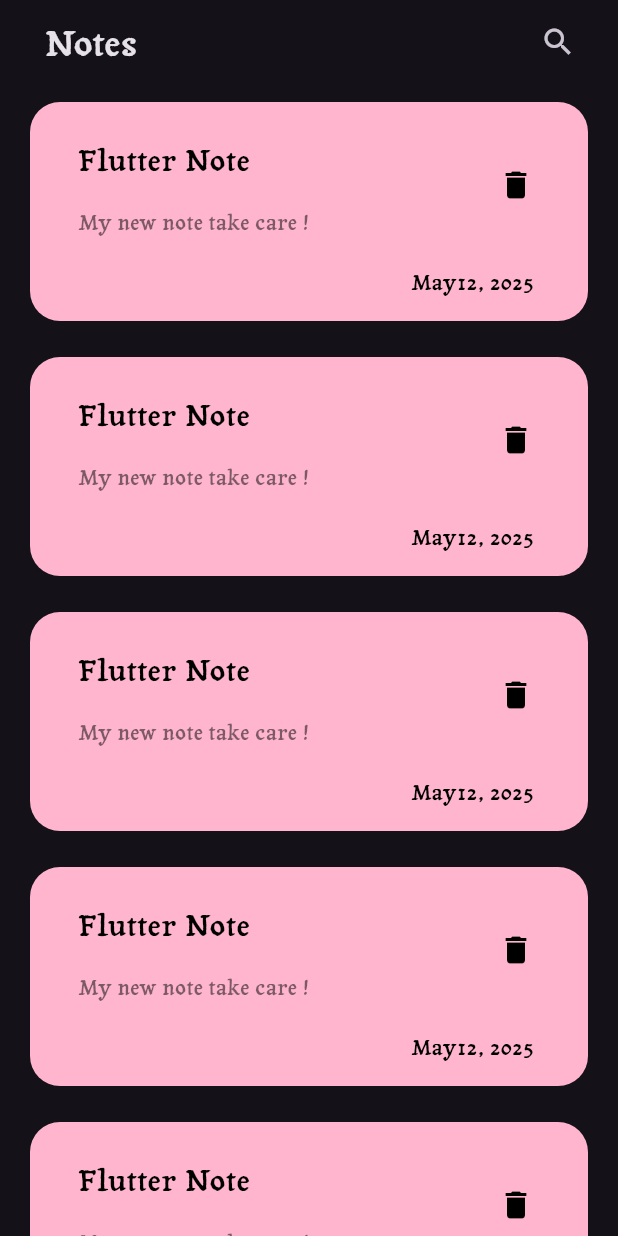
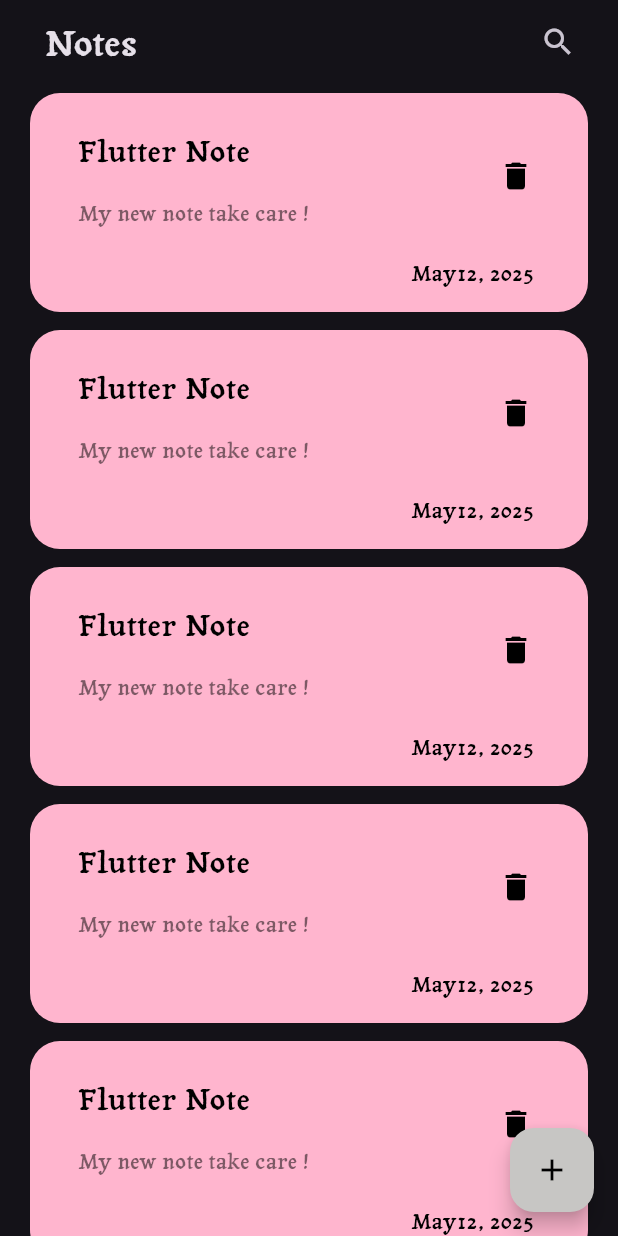
Before and after one commit to HaneenEhdaa/Notes_Mobile_App, a Flutter app: the screen it shows after launch, on a phone screen of 412 x 824 dp. Run offline on Flutter 3.47's test engine with Material 3 defaults, Android fonts, the phone set to English and light mode, and no system bars.

Commit message:
Create add note button

```diff
--- /dev/null
+++ b/lib/constant.dart
@@ -0,0 +1,3 @@
+import 'package:flutter/material.dart';
+
+const primaryColor = Color(0xff62FCD7);
--- /dev/null
+++ b/lib/views/list_view_notes.dart
@@ -0,0 +1,13 @@
+import 'package:flutter/material.dart';
+import 'package:notes_app/widgets/note_box.dart';
+
+class ListOfNotes extends StatelessWidget {
+  const ListOfNotes({super.key});
+
+  @override
+  Widget build(BuildContext context) {
+    return ListView.builder(itemBuilder: (context, index) {
+      return NoteBox();
+    });
+  }
+}
--- a/lib/views/notes_view.dart
+++ b/lib/views/notes_view.dart
@@ -1,5 +1,6 @@
 import 'package:flutter/material.dart';
-import 'package:notes_app/widgets/note_box.dart';
+import 'package:notes_app/views/list_view_notes.dart';
+import 'package:notes_app/widgets/add_note_bottom_sheet.dart';
 
 class NotesView extends StatelessWidget {
   const NotesView({super.key});
@@ -27,8 +28,22 @@ class NotesView extends StatelessWidget {
             )
           ],
         ),
-        body: ListView.builder(itemBuilder: (context, index) {
-          return NoteBox();
-        }));
+        body: ListOfNotes(),
+        floatingActionButton: FloatingActionButton(
+          onPressed: () {
+            showModalBottomSheet(
+                context: context,
+                shape: RoundedRectangleBorder(
+                    borderRadius: BorderRadius.circular(35)),
+                builder: (context) {
+                  return AddNoteBottomSheet();
+                });
+          },
+          backgroundColor: const Color.fromARGB(255, 199, 198, 196),
+          child: Icon(
+            Icons.add,
+            color: Colors.black,
+          ),
+        ));
   }
 }
--- a/lib/widgets/note_box.dart
+++ b/lib/widgets/note_box.dart
@@ -6,7 +6,7 @@ class NoteBox extends StatelessWidget {
   @override
   Widget build(BuildContext context) {
     return Padding(
-      padding: const EdgeInsets.symmetric(horizontal: 20.0, vertical: 12),
+      padding: const EdgeInsets.symmetric(horizontal: 20.0, vertical: 6),
       child: Container(
         decoration: BoxDecoration(
             color: const Color.fromARGB(255, 255, 181, 206),
```
Also changed, not shown: lib/widgets/add_note_bottom_sheet.dart (added, +35 -0 lines), lib/widgets/custom_button.dart (added, +23 -0 lines), lib/widgets/custom_text_field.dart (added, +28 -0 lines), 2 other files.
